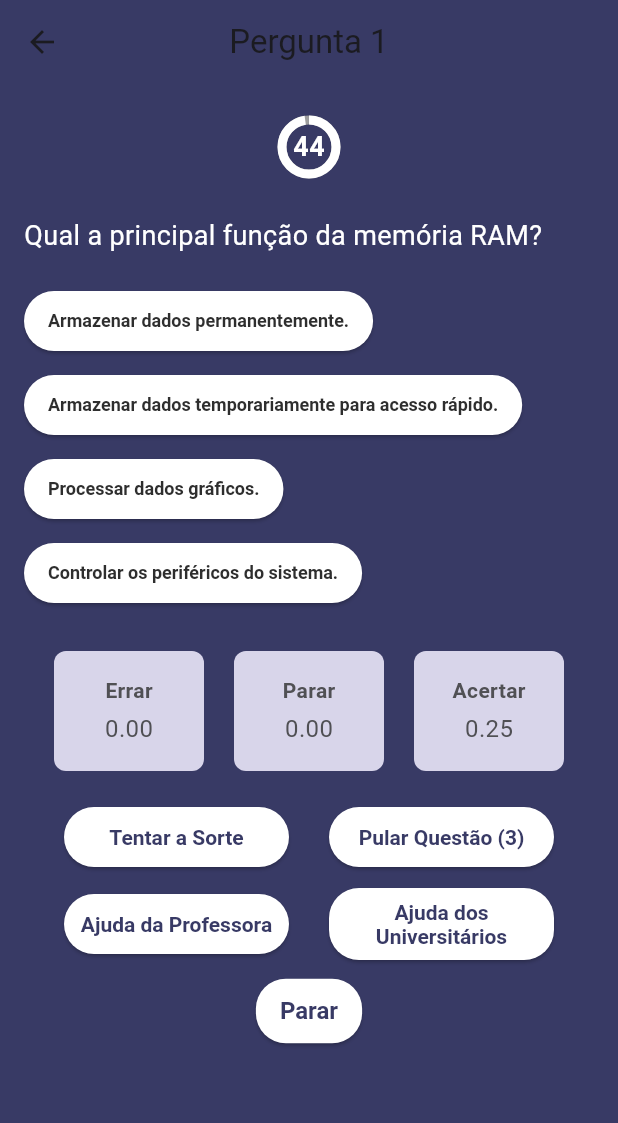
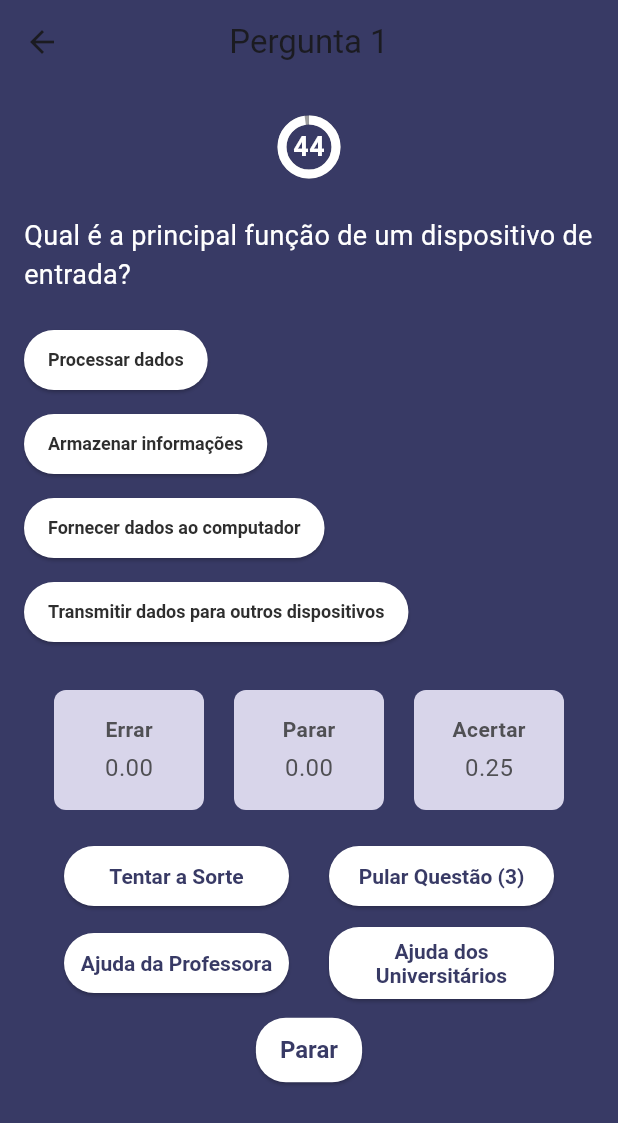
Before and after one commit to gabrielamds/AOCApp, a Flutter app: the TelaPerguntas screen opened directly, on a phone screen of 412 x 824 dp. Shown: the top 1123 px of the screen. Run offline on Flutter 3.47's test engine with Material 3 defaults, Android fonts, the phone set to English and light mode, and no system bars.

Commit message:
AOCApp_versaofinal2

```diff
--- a/lib/main.dart
+++ b/lib/main.dart
@@ -141,204 +141,274 @@ class TelaPerguntas extends StatefulWidget {
 class _TelaPerguntasState extends State<TelaPerguntas> {
   final List<Map<String, dynamic>> perguntas = [
     {
-      'texto': 'Qual a principal função da memória RAM?',
+      'texto': 'Qual é a principal função de um dispositivo de entrada?',
       'alternativas': [
-        'Armazenar dados permanentemente.',
-        'Armazenar dados temporariamente para acesso rápido.',
-        'Processar dados gráficos.',
-        'Controlar os periféricos do sistema.',
+        'Processar dados',
+        'Armazenar informações',
+        'Fornecer dados ao computador',
+        'Transmitir dados para outros dispositivos',
+      ],
+      'correta': 2,
+    },
+    {
+      'texto': 'Qual dos dispositivos abaixo é considerado de armazenamento secundário?',
+      'alternativas': [
+        'Registradores',
+        'Memória cache',
+        'Disco rígido',
+        'Unidade de controle',
+      ],
+      'correta': 2,
+    },
+    {
+      'texto': 'O que caracteriza uma memória volátil?',
+      'alternativas': [
+        'Retém os dados após o desligamento',
+        'Perde os dados quando o computador é desligado',
+        'Tem grande capacidade de armazenamento',
+        'É usada apenas para backup',
       ],
       'correta': 1,
     },
     {
-      'texto': 'O que é um barramento no computador?',
+      'texto': 'O que é um SSD?',
       'alternativas': [
-        'Uma rota de transporte de dados entre componentes.',
-        'Um tipo de memória secundária.',
-        'O processador do sistema.',
-        'Um componente responsável pela energia.',
+        'Uma memória volátil de alta velocidade',
+        'Um tipo de armazenamento que utiliza memória flash',
+        'Um sistema de entrada e saída para gráficos',
+        'Um dispositivo de backup óptico',
+      ],
+      'correta': 1,
+    },
+    {
+      'texto': 'Qual é o tipo de memória usada no processo de boot do sistema operacional?',
+      'alternativas': [
+        'RAM',
+        'ROM',
+        'Memória cache',
+        'Memória flash',
+      ],
+      'correta': 1,
+    },
+    {
+      'texto': 'Qual é a principal vantagem da memória cache?',
+      'alternativas': [
+        'Alta capacidade de armazenamento',
+        'Maior velocidade de acesso aos dados',
+        'Retenção de dados após desligamento',
+        'Reduzir o consumo de energia',
+      ],
+      'correta': 1,
+    },
+    {
+      'texto': 'O que é latência de memória?',
+      'alternativas': [
+        'O tempo necessário para acessar um dado armazenado',
+        'A quantidade de dados que podem ser armazenados',
+        'O consumo de energia da memória',
+        'A velocidade de transferência de dados',
       ],
       'correta': 0,
     },
     {
-      'texto': 'Qual a função do processador em um computador?',
+      'texto': 'Qual dispositivo combina funções de entrada e saída?',
       'alternativas': [
-        'Armazenar dados permanentemente.',
-        'Armazenar dados temporariamente para acesso rápido.',
-        'Processar dados gráficos.',
-        'Executar instruções e cálculos.',
+        'Disco rígido externo',
+        'Impressora multifuncional',
+        'Teclado',
+        'Scanner',
+      ],
+      'correta': 1,
+    },
+    {
+      'texto': 'O que diferencia a memória principal da memória secundária?',
+      'alternativas': [
+        'A memória principal é mais barata',
+        'A memória principal é mais rápida',
+        'A memória secundária é volátil',
+        'A memória principal utiliza discos magnéticos',
+      ],
+      'correta': 1,
+    },
+    {
+      'texto': 'Qual é a função principal de um controlador de dispositivos?',
+      'alternativas': [
+        'Controlar o fluxo de dados entre o processador e dispositivos externos',
+        'Aumentar a capacidade de processamento',
+        'Realizar backup automático',
+        'Armazenar arquivos temporários',
+      ],
+      'correta': 0,
+    },
+    {
+      'texto': 'Por que a memória cache é mais eficiente que a RAM para determinadas tarefas?',
+      'alternativas': [
+        'Porque é volátil',
+        'Porque tem menor latência e está mais próxima do processador',
+        'Porque armazena mais dados',
+        'Porque utiliza tecnologia magnética',
+      ],
+      'correta': 1,
+    },
+    {
+      'texto': 'Qual dos dispositivos de entrada e saída depende diretamente de uma porta serial para funcionar?',
+      'alternativas': [
+        'Impressora antiga',
+        'SSD',
+        'Scanner moderno',
+        'Memória flash',
+      ],
+      'correta': 0,
+    },
+    {
+      'texto': 'O que significa o termo "ciclo de escrita" em um dispositivo de armazenamento flash?',
+      'alternativas': [
+        'A quantidade de dados que podem ser gravados por segundo',
+        'O número de vezes que dados podem ser gravados antes de a célula se deteriorar',
+        'O tempo necessário para gravar um dado',
+        'A largura de banda do dispositivo',
+      ],
+      'correta': 1,
+    },
+    {
+      'texto': 'O que acontece quando o barramento de entrada/saída está sobrecarregado?',
+      'alternativas': [
+        'A taxa de transferência de dados aumenta',
+        'A comunicação entre dispositivos se torna ineficiente',
+        'O processador realiza a execução de instruções mais rapidamente',
+        'Dados armazenados na memória secundária são apagados',
+      ],
+      'correta': 1,
+    },
+    {
+      'texto': 'Qual é a diferença entre dispositivos de armazenamento magnético e de estado sólido?',
+      'alternativas': [
+        'Dispositivos de estado sólido não possuem partes móveis',
+        'Dispositivos magnéticos são mais rápidos que de estado sólido',
+        'Dispositivos de estado sólido dependem de energia constante para manter os dados',
+        'Dispositivos magnéticos não são reutilizáveis',
+      ],
+      'correta': 0,
+    },
+    {
+      'texto': 'Qual é a principal função do DMA (Acesso Direto à Memória)?',
+      'alternativas': [
+        'Permitir que dispositivos de entrada/saída acessem a memória sem passar pelo processador',
+        'Controlar o barramento de dados',
+        'Melhorar a velocidade de acesso ao disco rígido',
+        'Aumentar a largura de banda da memória principal',
+      ],
+      'correta': 0,
+    },
+    {
+      'texto': 'Qual é a vantagem do uso de memória flash em sistemas embarcados?',
+      'alternativas': [
+        'Alta capacidade de armazenamento',
+        'Baixo custo em relação à RAM',
+        'Capacidade de reter dados mesmo sem energia',
+        'Maior velocidade de leitura/escrita em comparação ao SSD',
+      ],
+      'correta': 2,
+    },
+    {
+      'texto': 'O que é o "caching write-back" em sistemas de memória?',
+      'alternativas': [
+        'Técnica que escreve os dados diretamente na memória principal',
+        'Técnica que armazena dados temporariamente na memória cache antes de enviá-los à memória principal',
+        'Uma técnica que limpa a memória cache automaticamente',
+        'Um método de backup automático',
+      ],
+      'correta': 1,
+    },
+    {
+      'texto': 'Por que dispositivos de armazenamento óptico, como CDs e DVDs, estão se tornando obsoletos?',
+      'alternativas': [
+        'Porque têm baixa capacidade de armazenamento e são mais lentos',
+        'Porque dependem de memória volátil',
+        'Porque possuem maior custo por gigabyte',
+        'Porque não podem ser regravados',
+      ],
+      'correta': 0,
+    },
+    {
+      'texto': 'Em arquiteturas modernas, qual é a função de um controlador RAID?',
+      'alternativas': [
+        'Aumentar a velocidade de processamento',
+        'Gerenciar discos para aumentar desempenho e/ou redundância de dados',
+        'Controlar o barramento de entrada/saída',
+        'Realizar backup em nuvem automaticamente',
+      ],
+      'correta': 1,
+    },
+    {
+      'texto': 'Quais são as principais memórias internas de um computador?',
+      'alternativas': [
+        'Memória cache, memória principal, discos magnéticos',
+        'Memória cache, memória flash (SSD), discos magnéticos',
+        'Banco de registradores, memória cache e memória principal',
+        'Banco de registradores, memória cache e discos magnéticos',
+      ],
+      'correta': 2,
+    },
+    {
+      'texto': 'Quais são os três parâmetros de desempenho de uma memória?',
+      'alternativas': [
+        'Tempo de ciclo de memória, tempo de acesso e latência',
+        'Taxa de transferência, tamanho da palavra e tempo de ciclo de memória',
+        'Tempo de ciclo de memória, tempo de acesso, capacidade',
+        'Tempo de acesso, latência, taxa de transferência',
       ],
       'correta': 3,
     },
     {
-      'texto': 'O que é um sistema operacional?',
+      'texto': 'Quais são os métodos de acesso que podem ser empregados em uma memória cache?',
       'alternativas': [
-        'Um tipo de memória secundária.',
-        'Um componente responsável pela energia.',
-        'O processador do sistema.',
-        'Um software que gerencia recursos do computador.',
+        'Acesso direto e acesso sequencial',
+        'Acesso aleatório e acesso associativo',
+        'Acesso aleatório e Acesso direto',
+        'Acesso aleatório e acesso sequencial',
       ],
       'correta': 3,
     },
     {
-      'texto': 'Qual a função de um HD em um computador?',
+      'texto': 'Quais são as técnicas usadas para implementar a função de mapeamento que dita como a cache é organizada?',
       'alternativas': [
-        'Armazenar dados temporariamente para acesso rápido.',
-        'Armazenar dados permanentemente.',
-        'Processar dados gráficos.',
-        'Controlar os periféricos do sistema.',
-      ],
-      'correta': 1,
-    },
-    {
-      'texto': 'O que é um periférico de entrada?',
-      'alternativas': [
-        'Um dispositivo que envia dados para o computador.',
-        'Um dispositivo que recebe dados do computador.',
-        'Um dispositivo que armazena dados.',
-        'Um dispositivo que processa dados.',
+        'Direta, associativa e associativa em conjunto',
+        'Indireta, associativa e associativa em conjunto',
+        'Sequencial, direta, aleatória, associativa',
+        'Direta, aleatória, associativa em conjunto',
       ],
       'correta': 0,
     },
     {
-      'texto': 'O que é um periférico de saída?',
+      'texto': 'Qual é o tipo de memória ROM que utiliza radiação ultravioleta para apagar as células?',
       'alternativas': [
-        'Um dispositivo que envia dados para o computador.',
-        'Um dispositivo que recebe dados do computador.',
-        'Um dispositivo que armazena dados.',
-        'Um dispositivo que processa dados.',
+        'Memória EPROM',
+        'Memória PROM',
+        'Memória EEPROM',
+        'Memória DDR-SDRAM',
       ],
-      'correta': 1,
+      'correta': 0,
     },
     {
-      'texto': 'O que é um periférico de armazenamento?',
+      'texto': 'Como são categorizados os erros em um sistema de memória semicondutora?',
       'alternativas': [
-        'Um dispositivo que envia dados para o computador.',
-        'Um dispositivo que recebe dados do computador.',
-        'Um dispositivo que armazena dados.',
-        'Um dispositivo que processa dados.',
-      ],
-      'correta': 2,
-    },
-    {
-      'texto': 'O que é um periférico de processamento?',
-      'alternativas': [
-        'Um dispositivo que envia dados para o computador.',
-        'Um dispositivo que recebe dados do computador.',
-        'Um dispositivo que armazena dados.',
-        'Um dispositivo que processa dados.',
+        'Falha de barramento e falha de leitura de dados',
+        'Falha permanente e falha de armazenagem de dados',
+        'Erro de escrita de dados e falha de barramento',
+        'Erro não permanente e falha permanente',
       ],
       'correta': 3,
     },
     {
-      'texto': 'O que é um periférico de comunicação?',
+      'texto': 'O que pode ser dizer sobre a memória SDRAM?',
       'alternativas': [
-        'Um dispositivo que envia dados para o computador.',
-        'Um dispositivo que recebe dados do computador.',
-        'Um dispositivo que armazena dados.',
-        'Um dispositivo que processa dados.',
+        'A SDRAM é assíncrona e isso afeta o desempenho do sistema',
+        'A SDRAM é muito lenta em relação a DRAM tradicional',
+        'A SDRAM pode receber ou enviar dados ao processador uma vez por ciclo de clock do barramento',
+        'A SDRAM move apenas dados para fora da memória sob o controle do clock do sistema',
       ],
-      'correta': 0,
-    },
-    {
-      'texto': 'O que é um processador multi-core?',
-      'alternativas': [
-        'Um processador com múltiplos núcleos de processamento.',
-        'Um processador com múltiplas unidades de memória.',
-        'Um processador com múltiplas unidades de entrada e saída.',
-        'Um processador com múltiplas unidades de controle.',
-      ],
-      'correta': 0,
-    },
-    {
-      'texto': 'Qual é a função da memória cache?',
-      'alternativas': [
-        'Armazenar dados permanentemente.',
-        'Armazenar dados temporariamente para acesso rápido.',
-        'Processar dados gráficos.',
-        'Controlar os periféricos do sistema.',
-      ],
-      'correta': 1,
-    },
-    {
-      'texto': 'O que é um pipeline em arquitetura de computadores?',
-      'alternativas': [
-        'Uma técnica para aumentar a velocidade de processamento.',
-        'Uma técnica para aumentar a capacidade de armazenamento.',
-        'Uma técnica para aumentar a qualidade gráfica.',
-        'Uma técnica para aumentar a segurança do sistema.',
-      ],
-      'correta': 0,
-    },
-    {
-      'texto': 'Qual é a função de um controlador de memória?',
-      'alternativas': [
-        'Gerenciar a comunicação entre a CPU e a memória.',
-        'Gerenciar a comunicação entre a CPU e os dispositivos de entrada.',
-        'Gerenciar a comunicação entre a CPU e os dispositivos de saída.',
-        'Gerenciar a comunicação entre a CPU e os dispositivos de armazenamento.',
-      ],
-      'correta': 0,
-    },
-    {
-      'texto': 'O que é um registrador em um processador?',
-      'alternativas': [
-        'Uma pequena unidade de armazenamento dentro da CPU.',
-        'Uma unidade de armazenamento externa à CPU.',
-        'Uma unidade de processamento gráfico.',
-        'Uma unidade de controle de periféricos.',
-      ],
-      'correta': 0,
-    },
-    {
-      'texto': 'Qual é a função de um barramento de dados?',
-      'alternativas': [
-        'Transportar dados entre diferentes componentes do computador.',
-        'Armazenar dados permanentemente.',
-        'Processar dados gráficos.',
-        'Controlar os periféricos do sistema.',
-      ],
-      'correta': 0,
-    },
-    {
-      'texto': 'O que é um sistema de memória virtual?',
-      'alternativas': [
-        'Um sistema que permite a execução de programas maiores que a memória física.',
-        'Um sistema que permite a execução de programas menores que a memória física.',
-        'Um sistema que permite a execução de programas gráficos.',
-        'Um sistema que permite a execução de programas de controle de periféricos.',
-      ],
-      'correta': 0,
-    },
-    {
-      'texto': 'Qual é a função de um disco rígido (HD)?',
-      'alternativas': [
-        'Armazenar dados permanentemente.',
-        'Armazenar dados temporariamente para acesso rápido.',
-        'Processar dados gráficos.',
-        'Controlar os periféricos do sistema.',
-      ],
-      'correta': 0,
-    },
-    {
-      'texto': 'O que é um SSD?',
-      'alternativas': [
-        'Um dispositivo de armazenamento de estado sólido.',
-        'Um dispositivo de armazenamento de disco rígido.',
-        'Um dispositivo de armazenamento de fita magnética.',
-        'Um dispositivo de armazenamento óptico.',
-      ],
-      'correta': 0,
-    },
-    {
-      'texto': 'Qual é a função de um sistema operacional?',
-      'alternativas': [
-        'Gerenciar os recursos do computador.',
-        'Armazenar dados permanentemente.',
-        'Processar dados gráficos.',
-        'Controlar os periféricos do sistema.',
-      ],
-      'correta': 0,
+      'correta': 3,
     },
   ];
 
```
Lines whose indentation alone changed are shown as unchanged.
